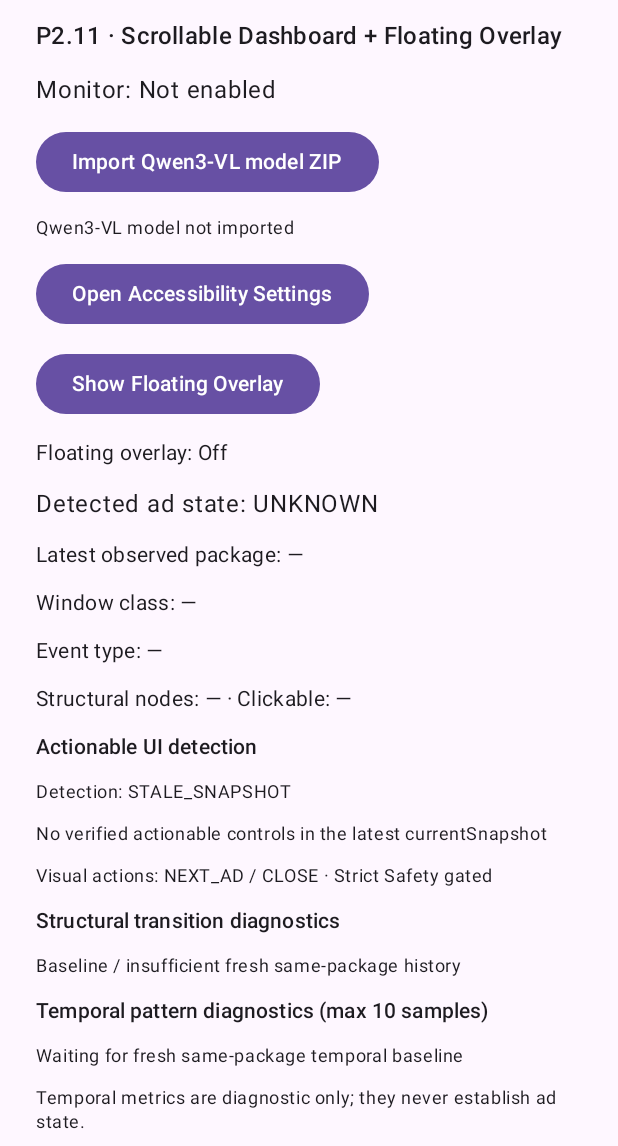
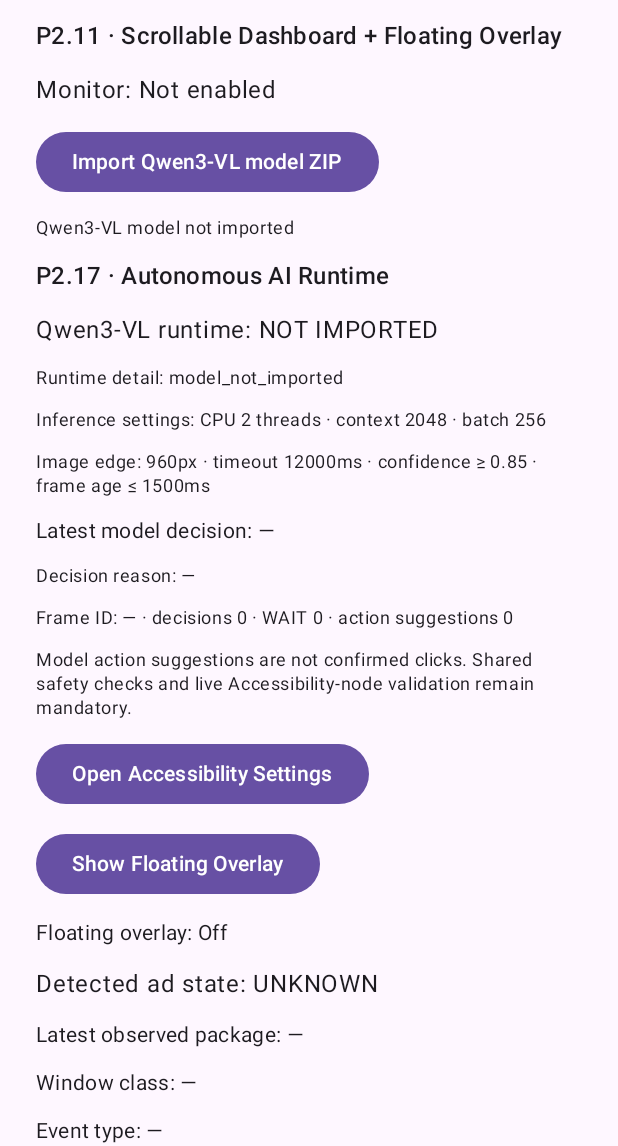
Before and after one commit to kenznguyen/Smart-Ad-Skip, an Android app built with Jetpack Compose: the screen it shows after launch (MainActivity), on a phone screen of 412 x 824 dp, the part 90-1236 px from its top. Run offline under Robolectric (Android 15) with nearby library versions, the phone set to English and light mode, and no system bars; our stand-ins replace AdMob.

Commit message:
feat(dashboard): display P2.17 runtime status and inference diagnostics

```diff
--- a/app/src/main/java/com/kenznguyen/smartadskip/MainActivity.kt
+++ b/app/src/main/java/com/kenznguyen/smartadskip/MainActivity.kt
@@ -29,6 +29,8 @@ import androidx.compose.ui.Modifier
 import androidx.compose.ui.platform.LocalContext
 import androidx.compose.ui.unit.dp
 import com.kenznguyen.smartadskip.accessibility.AccessibilityMonitorRepository
+import com.kenznguyen.smartadskip.ai.AiRuntimeDashboardStatus
+import com.kenznguyen.smartadskip.ai.QwenRuntimePhase
 import com.kenznguyen.smartadskip.ai.ModelPackageImporter
 import com.kenznguyen.smartadskip.accessibility.AccessibilitySnapshotPolicy
 import com.kenznguyen.smartadskip.detection.AdDetectionRepository
@@ -85,6 +87,7 @@ private fun AccessibilityMonitorScreen() {
             }
         }
     }
+    val aiRuntimeStatus by AiRuntimeDashboardStatus.state.collectAsState()
     val isConnected by AccessibilityMonitorRepository.isConnected.collectAsState()
     val snapshot by AccessibilityMonitorRepository.latestSnapshot.collectAsState()
     val currentSnapshot = snapshot
@@ -121,7 +124,41 @@ private fun AccessibilityMonitorScreen() {
         Button(onClick = { modelPicker.launch(arrayOf("application/zip", "application/octet-stream")) }) {
             Text("Import Qwen3-VL model ZIP")
         }
+
         Text(modelImportStatus, style = MaterialTheme.typography.bodySmall)
+        Text("P2.17 · Autonomous AI Runtime", style = MaterialTheme.typography.titleMedium)
+        val modelFilesPresent = File(
+            context.filesDir,
+            "models/" + ModelPackageImporter.MODEL_DIRECTORY + "/" + ModelPackageImporter.MODEL_FILE
+        ).isFile
+        val runtimeLabel = when (aiRuntimeStatus.phase) {
+            QwenRuntimePhase.NOT_IMPORTED -> if (modelFilesPresent) {
+                if (isConnected) "IMPORTED · SERVICE RECONNECT REQUIRED" else "IMPORTED · WAITING FOR ACCESSIBILITY SERVICE"
+            } else "NOT IMPORTED"
+            QwenRuntimePhase.LOADING -> "LOADING"
+            QwenRuntimePhase.READY -> "READY"
+            QwenRuntimePhase.FAILED -> "FAILED"
+        }
+        Text("Qwen3-VL runtime: ${runtimeLabel}", style = MaterialTheme.typography.bodyLarge)
+        Text("Runtime detail: ${aiRuntimeStatus.detail}", style = MaterialTheme.typography.bodySmall)
+        Text(
+            "Inference settings: CPU ${aiRuntimeStatus.config.cpuThreads} threads · context ${aiRuntimeStatus.config.contextSize} · batch ${aiRuntimeStatus.config.batchSize}",
+            style = MaterialTheme.typography.bodySmall
+        )
+        Text(
+            "Image edge: ${aiRuntimeStatus.config.maxImageEdge}px · timeout ${aiRuntimeStatus.config.inferenceTimeoutMillis}ms · confidence ≥ 0.85 · frame age ≤ 1500ms",
+            style = MaterialTheme.typography.bodySmall
+        )
+        Text("Latest model decision: ${aiRuntimeStatus.lastAction}", style = MaterialTheme.typography.bodyMedium)
+        Text("Decision reason: ${aiRuntimeStatus.lastReason}", style = MaterialTheme.typography.bodySmall)
+        Text(
+            "Frame ID: ${if (aiRuntimeStatus.lastFrameId > 0L) aiRuntimeStatus.lastFrameId.toString() else "—"} · decisions ${aiRuntimeStatus.inferenceCount} · WAIT ${aiRuntimeStatus.waitCount} · action suggestions ${aiRuntimeStatus.actionCount}",
+            style = MaterialTheme.typography.bodySmall
+        )
+        Text(
+            "Model action suggestions are not confirmed clicks. Shared safety checks and live Accessibility-node validation remain mandatory.",
+            style = MaterialTheme.typography.bodySmall
+        )
         Button(onClick = {
             context.startActivity(Intent(Settings.ACTION_ACCESSIBILITY_SETTINGS))
         }) {
```
